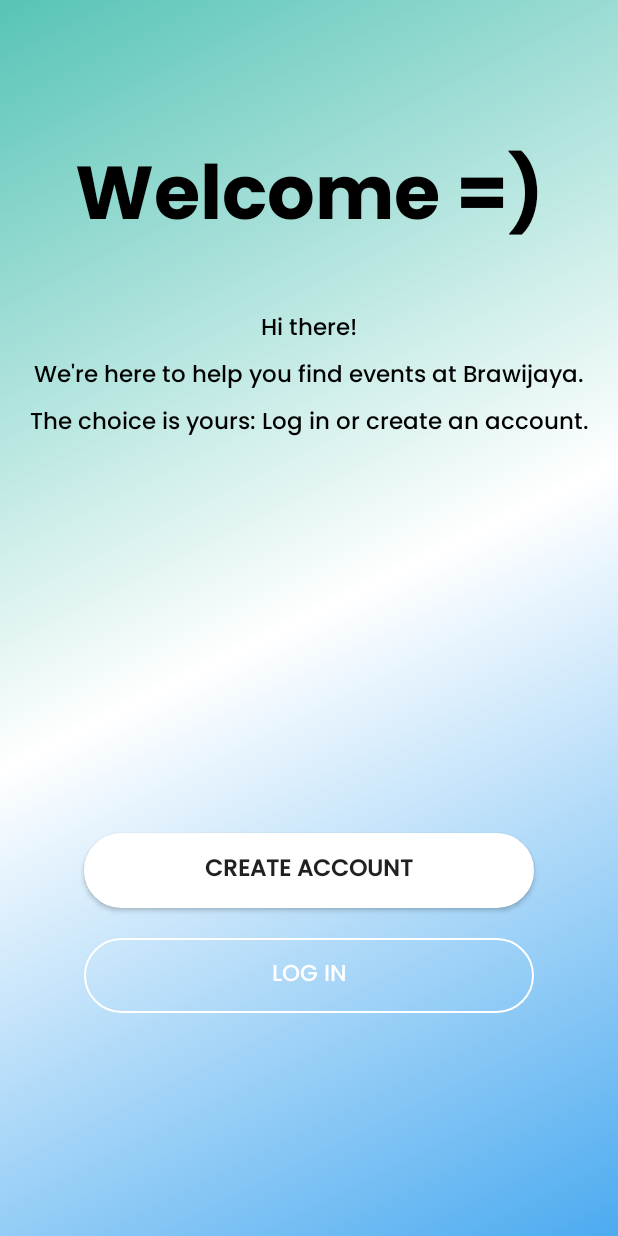
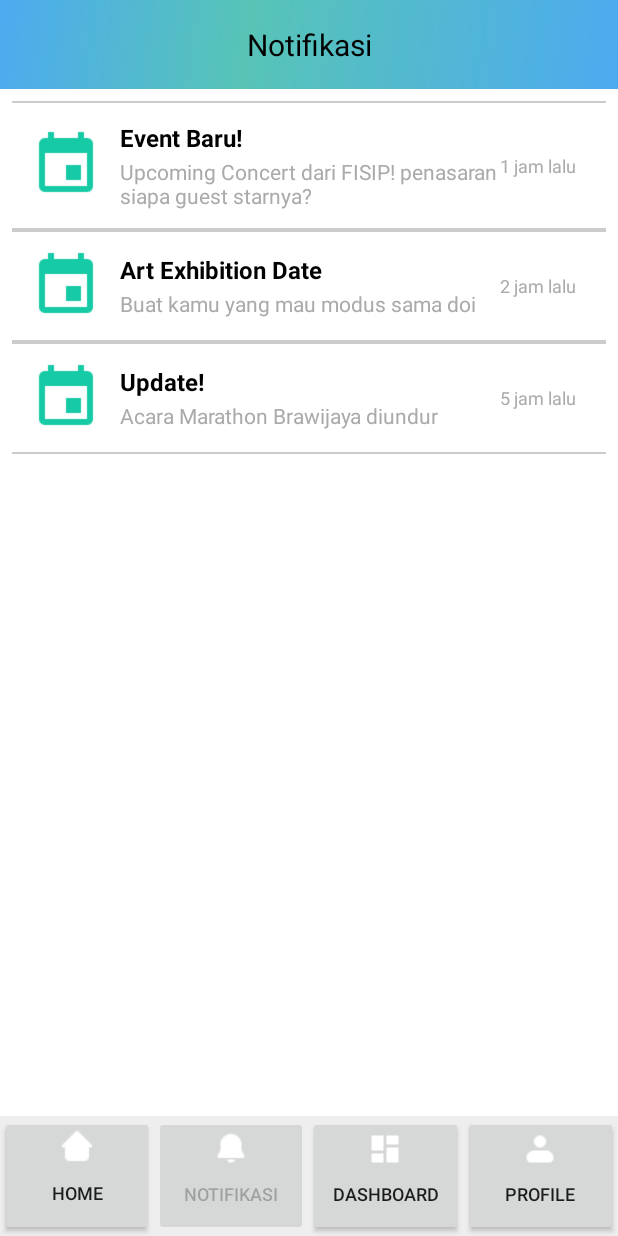
Before and after one commit to abhistbn/HuddleUp, an Android app: the screen it shows after launch (LauncherActivity before the commit, NotificationActivity after it), on a phone screen of 412 x 824 dp. Run offline under Robolectric (Android 15) with nearby library versions, the phone set to English and light mode, and no system bars.

Commit message:
save progress 1 azzel

```diff
--- a/app/build.gradle
+++ b/app/build.gradle
@@ -37,4 +37,5 @@
     testImplementation libs.junit
     androidTestImplementation libs.ext.junit
     androidTestImplementation libs.espresso.core
+    implementation 'androidx.recyclerview:recyclerview:1.2.1'
 }
--- a/app/src/main/AndroidManifest.xml
+++ b/app/src/main/AndroidManifest.xml
@@ -17,12 +17,8 @@
             android:exported="false" />
         <activity
             android:name=".LauncherActivity"
-            android:exported="true">
-            <intent-filter>
-                <action android:name="android.intent.action.MAIN" />
+            android:exported="false">
 
-                <category android:name="android.intent.category.LAUNCHER" />
-            </intent-filter>
         </activity>
         <activity
             android:name=".detailEvent"
@@ -31,6 +27,16 @@
             android:name=".LoginActivity"
             android:exported="false">
         </activity>
+        <activity
+            android:name=".NotificationActivity"
+            android:exported="true" >
+            <intent-filter>
+                <action android:name="android.intent.action.MAIN" />
+
+                <category android:name="android.intent.category.LAUNCHER" />
+            </intent-filter>
+        </activity>
+
     </application>
 
 </manifest>
--- /dev/null
+++ b/app/src/main/java/com/example/huddleup/NotificationActivity.java
@@ -0,0 +1,45 @@
+package com.example.huddleup;
+
+import android.os.Bundle;
+import android.util.Log;
+
+import androidx.annotation.Nullable;
+import androidx.appcompat.app.AppCompatActivity;
+import androidx.recyclerview.widget.LinearLayoutManager;
+import androidx.recyclerview.widget.RecyclerView;
+
+import com.example.huddleup.NotificationItem;
+import com.example.huddleup.R;
+
+import java.util.ArrayList;
+import java.util.List;
+
+public class NotificationActivity extends AppCompatActivity {
+
+    private RecyclerView recyclerView;
+    private NotificationAdapter adapter;
+    private List<NotificationItem> notificationList;
+
+    @Override
+    protected void onCreate(@Nullable Bundle savedInstanceState) {
+        super.onCreate(savedInstanceState);
+        setContentView(R.layout.notification);
+
+        recyclerView = findViewById(R.id.recyclerNotifikasi);
+        recyclerView.setLayoutManager(new LinearLayoutManager(this));
+
+
+        // Isi data notifikasi
+        notificationList = new ArrayList<>();
+        notificationList.add(new NotificationItem("Event Baru!", "Upcoming Concert dari FISIP! penasaran siapa guest starnya?", "1 jam lalu"));
+        notificationList.add(new NotificationItem("Art Exhibition Date", "Buat kamu yang mau modus sama doi", "2 jam lalu"));
+        notificationList.add(new NotificationItem("Update!", "Acara Marathon Brawijaya diundur", "5 jam lalu"));
+
+        Log.d("DEBUG", "Total Notifikasi: " + notificationList.size());
+
+        adapter = new NotificationAdapter(notificationList);
+        recyclerView.setAdapter(adapter);
+        adapter.notifyDataSetChanged();
+
+    }
+}
--- /dev/null
+++ b/app/src/main/java/com/example/huddleup/NotificationAdapter.java
@@ -0,0 +1,55 @@
+package com.example.huddleup;
+
+import android.view.LayoutInflater;
+import android.view.View;
+import android.view.ViewGroup;
+import android.widget.TextView;
+import androidx.annotation.NonNull;
+import androidx.recyclerview.widget.RecyclerView;
+
+import com.example.huddleup.NotificationItem;
+import com.example.huddleup.R;
+
+import java.util.List;
+
+public class NotificationAdapter extends RecyclerView.Adapter<NotificationAdapter.ViewHolder> {
+
+    private List<NotificationItem> notificationList;
+
+    public NotificationAdapter(List<NotificationItem> notificationList) {
+        this.notificationList = notificationList;
+    }
+
+    @NonNull
+    @Override
+    public ViewHolder onCreateViewHolder(@NonNull ViewGroup parent, int viewType) {
+        View view = LayoutInflater.from(parent.getContext()).inflate(R.layout.item_notifikasi, parent, false);
+        return new ViewHolder(view);
+    }
+
+    @Override
+    public void onBindViewHolder(@NonNull ViewHolder holder, int position) {
+        NotificationItem notification = notificationList.get(position);
+        holder.tvTitle.setText(notification.getTitle());
+        holder.tvMessage.setText(notification.getDescription());
+        holder.tvTime.setText(notification.getTime());
+    }
+
+
+    @Override
+    public int getItemCount() {
+        return notificationList.size();
+    }
+
+    public static class ViewHolder extends RecyclerView.ViewHolder {
+        TextView tvTitle, tvMessage, tvTime;
+
+        public ViewHolder(@NonNull View itemView) {
+            super(itemView);
+            tvTitle = itemView.findViewById(R.id.tvTitle);
+            tvMessage = itemView.findViewById(R.id.tvDescription);
+            tvTime = itemView.findViewById(R.id.tvTime);
+        }
+
+    }
+}
--- /dev/null
+++ b/app/src/main/java/com/example/huddleup/NotificationItem.java
@@ -0,0 +1,25 @@
+package com.example.huddleup;
+
+public class NotificationItem {
+    private String title;
+    private String Description;
+    private String time;
+
+    public NotificationItem(String title, String Description, String time) {
+        this.title = title;
+        this.Description = Description;
+        this.time = time;
+    }
+
+    public String getTitle() {
+        return title;
+    }
+
+    public String getDescription() {
+        return Description;
+    }
+
+    public String getTime() {
+        return time;
+    }
+}
--- /dev/null
+++ b/app/src/main/res/layout/item_notifikasi.xml
@@ -0,0 +1,67 @@
+<LinearLayout xmlns:android="http://schemas.android.com/apk/res/android"
+    android:layout_width="match_parent"
+    android:layout_height="wrap_content"
+    android:orientation="vertical">
+
+    <View
+        android:layout_width="match_parent"
+        android:layout_height="1dp"
+        android:background="#CCCCCC"/>
+
+    <LinearLayout
+        android:layout_width="match_parent"
+        android:layout_height="wrap_content"
+        android:orientation="horizontal"
+        android:padding="12dp"
+        android:background="?android:attr/selectableItemBackground"
+        android:gravity="center_vertical">
+
+        <ImageView
+            android:id="@+id/ivProfile"
+            android:layout_width="48dp"
+            android:layout_height="48dp"
+            android:src="@drawable/events"
+            android:scaleType="centerCrop"
+            android:layout_marginEnd="12dp"/>
+
+        <LinearLayout
+            android:layout_width="0dp"
+            android:layout_height="wrap_content"
+            android:layout_weight="1"
+            android:orientation="vertical">
+
+            <TextView
+                android:id="@+id/tvTitle"
+                android:layout_width="wrap_content"
+                android:layout_height="wrap_content"
+                android:text="Title"
+                android:textSize="16dp"
+                android:textColor="@android:color/black"
+                android:textStyle="bold"/>
+
+            <TextView
+                android:id="@+id/tvDescription"
+                android:layout_width="wrap_content"
+                android:layout_height="wrap_content"
+                android:text="Description"
+                android:textSize="14dp"
+                android:textColor="@android:color/darker_gray"
+                android:paddingTop="2dp"/>
+        </LinearLayout>
+
+        <TextView
+            android:id="@+id/tvTime"
+            android:layout_width="wrap_content"
+            android:layout_height="wrap_content"
+            android:text="2h"
+            android:textSize="12sp"
+            android:textColor="@android:color/darker_gray"
+            android:layout_marginEnd="8dp"/>
+    </LinearLayout>
+
+    <View
+        android:layout_width="match_parent"
+        android:layout_height="1dp"
+        android:background="#CCCCCC"/>
+
+</LinearLayout>
--- /dev/null
+++ b/app/src/main/res/layout/notification.xml
@@ -0,0 +1,80 @@
+<RelativeLayout
+    xmlns:android="http://schemas.android.com/apk/res/android"
+    android:layout_width="match_parent"
+    android:layout_height="match_parent"
+    android:background="@color/white">
+
+    <TextView
+        android:id="@+id/tvTitle"
+        android:layout_width="match_parent"
+        android:layout_height="wrap_content"
+        android:text="Notifikasi"
+        android:textSize="20sp"
+        android:gravity="center"
+        android:padding="16dp"
+        android:background="@drawable/background"
+        android:textColor="@color/black"
+        android:layout_alignParentTop="true"/>
+
+    <androidx.recyclerview.widget.RecyclerView
+        android:id="@+id/recyclerNotifikasi"
+        android:layout_width="match_parent"
+        android:layout_height="0dp"
+        android:layout_below="@id/tvTitle"
+        android:background="@color/white"
+        android:layout_above="@id/bottomNavbar"
+        android:padding="8dp"/>
+
+    <LinearLayout
+        android:id="@+id/bottomNavbar"
+        android:layout_width="match_parent"
+        android:layout_height="80dp"
+        android:layout_alignParentBottom="true"
+        android:orientation="horizontal"
+        android:weightSum="4"
+        android:background="#EEEEEE">
+
+        <Button
+            android:id="@+id/btnHome"
+            android:layout_width="0dp"
+            android:layout_height="match_parent"
+            android:layout_weight="1"
+            android:text="Home"
+            android:textSize="12dp"
+            android:drawableTop="@drawable/ic_homepage"
+            android:gravity="center"
+            android:paddingTop="8dp"/>
+
+        <Button
+            android:id="@+id/btnNotifikasi"
+            android:layout_width="0dp"
+            android:layout_height="match_parent"
+            android:text="Notifikasi"
+            android:layout_weight="1"
+            android:drawableTop="@drawable/ic_notification"
+            android:enabled="false"
+            android:gravity="center"
+            android:textSize="12dp" />
+
+        <Button
+            android:id="@+id/btnDashboard"
+            android:layout_width="0dp"
+            android:layout_height="match_parent"
+            android:layout_weight="1"
+            android:text="Dashboard"
+            android:drawableTop="@drawable/ic_dashboard"
+            android:gravity="center"
+            android:textSize="12dp" />
+
+        <Button
+            android:id="@+id/btnProfile"
+            android:layout_width="0dp"
+            android:layout_height="match_parent"
+            android:layout_weight="1"
+            android:text="Profile"
+            android:drawableTop="@drawable/ic_pfp"
+            android:gravity="center"
+            android:textSize="12dp" />
+    </LinearLayout>
+
+</RelativeLayout>
--- a/app/src/main/res/values/strings.xml
+++ b/app/src/main/res/values/strings.xml
@@ -2,4 +2,7 @@
     <string name="app_name">HuddleUp</string>
     <string name="ready">at Universitas Brawijaya. <b>Are you ready?</b></string>
     <string name="back">&lt; Back</string>
+    <string name="profile_picture">Profile picture</string>
+    <string name="notification_title">Title</string>
+
 </resources>
```
Also changed, not shown: app/src/main/res/drawable/events.png (added), app/src/main/res/drawable/ic_dashboard.png (added), app/src/main/res/drawable/ic_homepage.png (added), app/src/main/res/drawable/ic_notification.png (added), app/src/main/res/drawable/ic_pfp.png (added), app/src/main/res/drawable/profilepicture.png (added).
